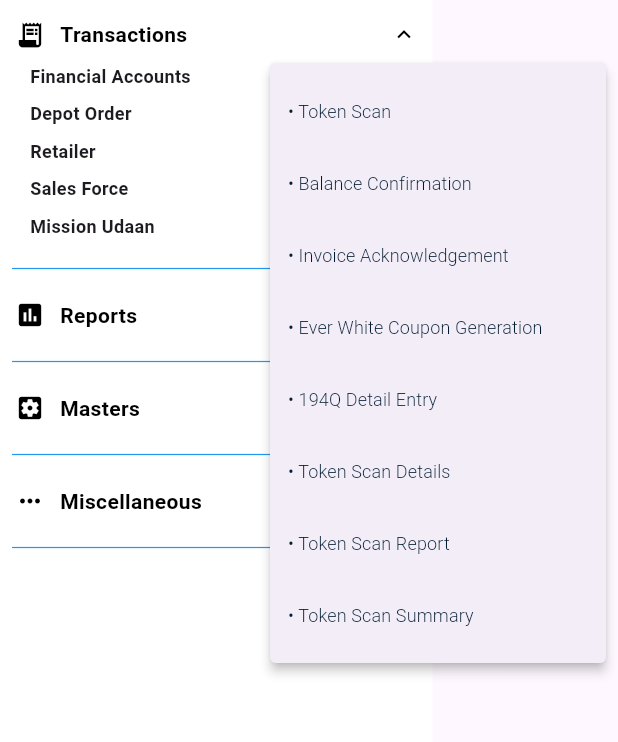
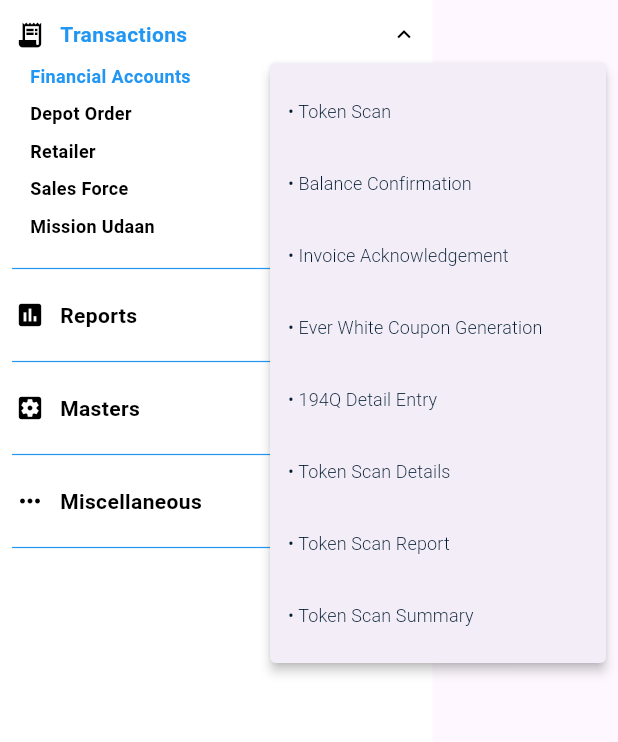
Before and after one commit to raghavinani/BW_web, a Flutter app: the CustomSidebar widget shown alone on an empty page, opened directly, after a tap on "Transactions", after a tap on "Financial Accounts", on a phone screen of 412 x 824 dp, the part 135-877 px from its top. Run offline on Flutter 3.47's test engine with Material 3 defaults, Android fonts, the phone set to English and light mode, and no system bars; our stand-ins replace carousel_slider, file_picker, flutter_secure_storage, hive_flutter, marquee, shared_preferences; missing offline and left inert: excel, mobile_scanner; accounts and stored records are empty.

Commit message:
side bar and search bar ui updated.

```diff
--- a/lib/custom_app_bar/side_bar.dart
+++ b/lib/custom_app_bar/side_bar.dart
@@ -19,6 +19,8 @@ class _CustomSidebarState extends State<CustomSidebar> {
     'Masters': false,
     'Miscellaneous': false,
   };
+  String? selectedMainSection;
+  String? selectedSubMenu;
 
   @override
   Widget build(BuildContext context) {
@@ -104,6 +106,8 @@ class _CustomSidebarState extends State<CustomSidebar> {
             onTap: () {
               setState(() {
                 expandedSections[title] = !expandedSections[title]!;
+                selectedMainSection = title;
+                selectedSubMenu = null;
               });
             },
             child: Padding(
@@ -116,8 +120,10 @@ class _CustomSidebarState extends State<CustomSidebar> {
                   Expanded(
                     child: Text(
                       title,
-                      style: const TextStyle(
-                        color: Colors.black,
+                      style: TextStyle(
+                        color: selectedMainSection == title
+                            ? Colors.blue
+                            : Colors.black,
                         fontWeight: FontWeight.bold,
                         fontSize: 14,
                       ),
@@ -151,6 +157,12 @@ class _CustomSidebarState extends State<CustomSidebar> {
           vertical: 4.0), // Space between submenu items
       child: PopupMenuButton<String>(
         offset: const Offset(280, 0), // Adjust dropdown position
+        onOpened: () {
+          // Set highlight when the popup is opened
+          setState(() {
+            selectedSubMenu = link['title'];
+          });
+        },
         child: Padding(
           padding: const EdgeInsets.only(
               left: 20.0), // Shift submenu items slightly right
@@ -159,7 +171,10 @@ class _CustomSidebarState extends State<CustomSidebar> {
             children: [
               Text(
                 link['title'],
-                style: const TextStyle(
+                style: TextStyle(
+                  color: selectedSubMenu == link['title']
+                      ? Colors.blue
+                      : Colors.black,
                   fontWeight: FontWeight.bold,
                   fontSize: 12,
                 ),
```
Also changed, not shown: lib/search.dart (+25 -2 lines).
